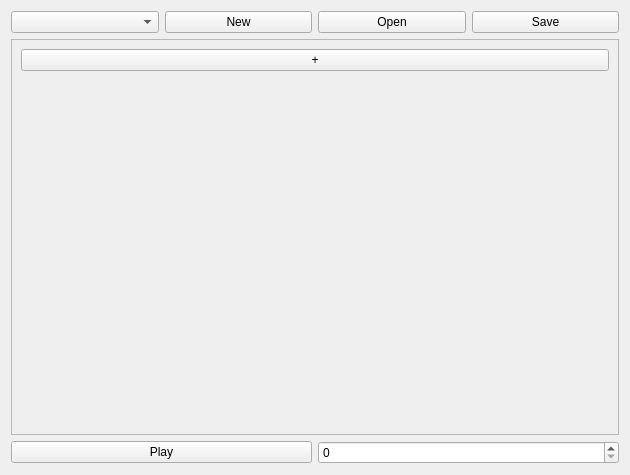
Before: the Qt Designer form ui/bartabsong.ui in BdxMimo/project-bar, drawn with Qt 5.
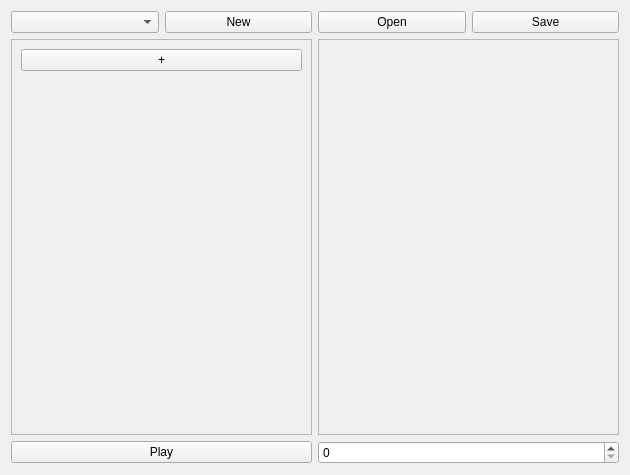
After: the same form once the commit is applied. Custom widgets are drawn as their Qt base class.

The edit to the form file:
```diff
--- a/ui/bartabsong.ui
+++ b/ui/bartabsong.ui
@@ -43,6 +43,8 @@
     </layout>
    </item>
    <item>
+    <layout class="QHBoxLayout" name="horizontalLayout_2">
+     <item>
     <widget class="QScrollArea" name="scrollArea">
      <property name="widgetResizable">
       <bool>true</bool>
@@ -52,8 +54,8 @@
        <rect>
         <x>0</x>
         <y>0</y>
-        <width>604</width>
-        <height>361</height>
+          <width>295</width>
+          <height>359</height>
        </rect>
       </property>
       <layout class="QVBoxLayout" name="verticalLayout_3">
@@ -88,6 +90,25 @@
     </widget>
    </item>
    <item>
+      <widget class="BARSongTimeLine" name="scrollArea_2">
+       <property name="widgetResizable">
+        <bool>true</bool>
+       </property>
+       <widget class="QWidget" name="scrollAreaWidgetContents">
+        <property name="geometry">
+         <rect>
+          <x>0</x>
+          <y>0</y>
+          <width>295</width>
+          <height>359</height>
+         </rect>
+        </property>
+       </widget>
+      </widget>
+     </item>
+    </layout>
+   </item>
+   <item>
     <layout class="QHBoxLayout" name="horizontalLayout">
      <item>
       <widget class="QPushButton" name="buttonPlay">
@@ -107,6 +128,14 @@
   <zorder>scrollArea</zorder>
   <zorder>verticalSpacer</zorder>
  </widget>
+ <customwidgets>
+  <customwidget>
+   <class>BARSongTimeLine</class>
+   <extends>QScrollArea</extends>
+   <header>ui/barsongtimeline.h</header>
+   <container>1</container>
+  </customwidget>
+ </customwidgets>
  <resources/>
  <connections/>
 </ui>
```
Left out of the diff: 1 changed line with no effect on the pictures. Lines whose indentation alone changed are shown as unchanged.
